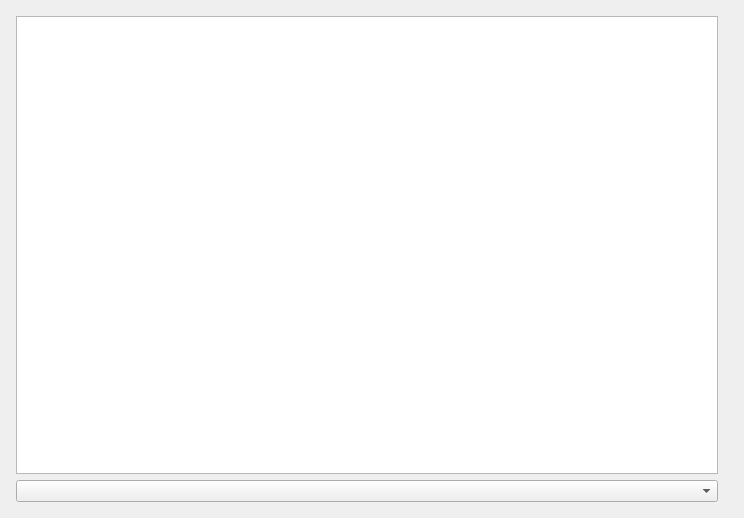
Qt form curve/airfoiltolerancesdialog.ui (SoloMainDeveloper/TurbineQC) before a commit.
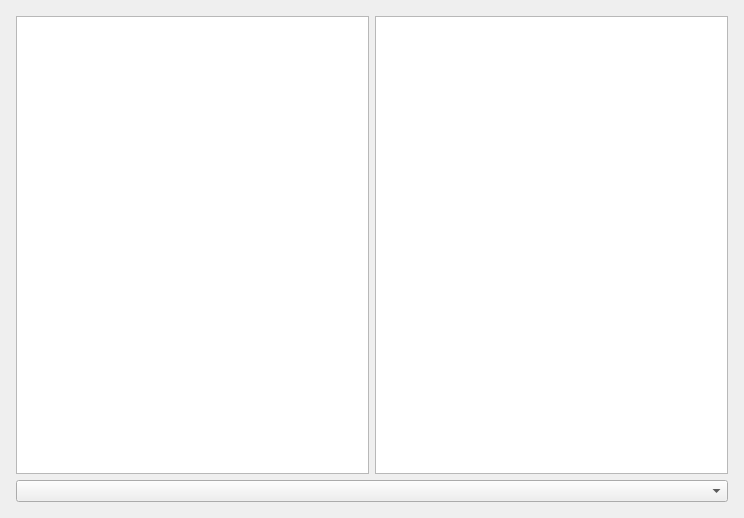
The same form after that commit.

The edit to the form file:
```diff
--- a/curve/airfoiltolerancesdialog.ui
+++ b/curve/airfoiltolerancesdialog.ui
@@ -15,7 +15,7 @@
   </property>
   <layout class="QHBoxLayout" name="horizontalLayout">
    <item>
-    <layout class="QVBoxLayout" name="verticalLayout">
+    <layout class="QGridLayout" name="gridLayout">
      <property name="leftMargin">
       <number>5</number>
      </property>
@@ -28,30 +28,17 @@
      <property name="bottomMargin">
       <number>5</number>
      </property>
-     <item>
+     <item row="0" column="0">
       <widget class="QListWidget" name="listWidgetCurves"/>
      </item>
-     <item>
+     <item row="0" column="1">
+      <widget class="QGraphicsView" name="graphicsView"/>
+     </item>
+     <item row="1" column="0" colspan="2">
       <widget class="QComboBox" name="comboBoxMode"/>
      </item>
     </layout>
    </item>
-   <item>
-    <layout class="QVBoxLayout" name="assignLayout">
-     <property name="leftMargin">
-      <number>5</number>
-     </property>
-     <property name="topMargin">
-      <number>5</number>
-     </property>
-     <property name="rightMargin">
-      <number>5</number>
-     </property>
-     <property name="bottomMargin">
-      <number>5</number>
-     </property>
-    </layout>
-   </item>
   </layout>
  </widget>
  <layoutdefault spacing="6" margin="11"/>
```
